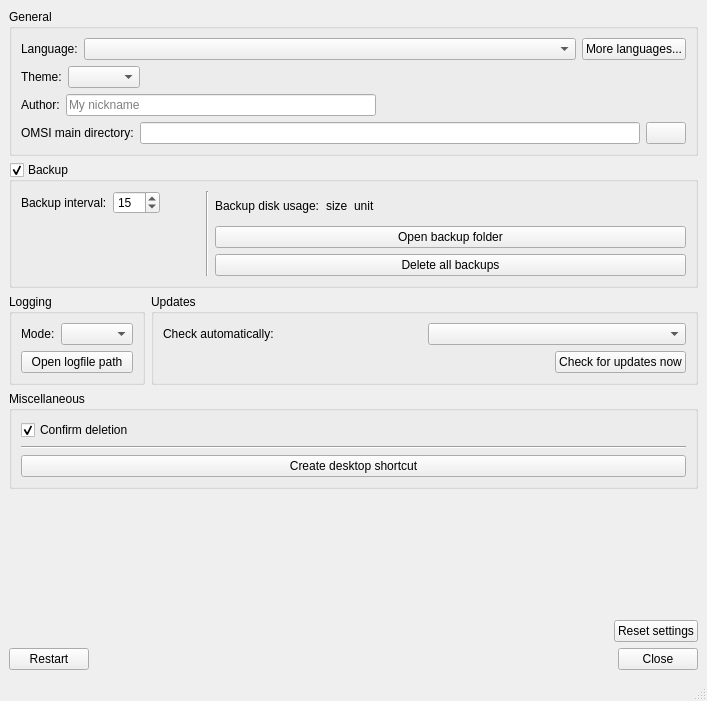
First picture: the form in wsettings.ui, repository pietr26/OMSI-Tools, before the edit.
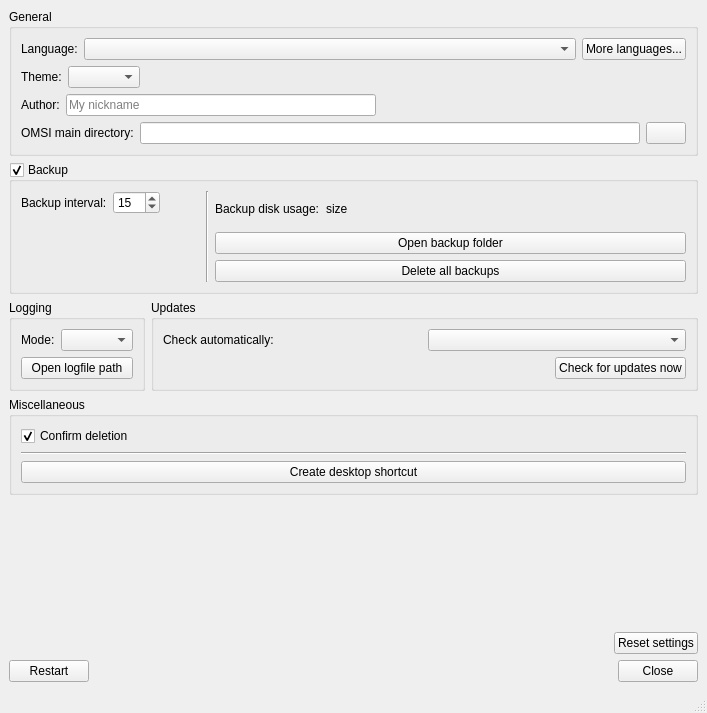
Second picture: the form after the edit. Icons and pictures are not drawn.

```diff
--- a/wsettings.ui
+++ b/wsettings.ui
@@ -10,7 +10,7 @@
     <x>0</x>
     <y>0</y>
     <width>707</width>
-    <height>701</height>
+    <height>713</height>
    </rect>
   </property>
   <property name="windowTitle">
@@ -296,13 +296,6 @@
              </property>
             </widget>
            </item>
-           <item>
-            <widget class="QLabel" name="lblDiskUsageUnit">
-             <property name="text">
-              <string notr="true">unit</string>
-             </property>
-            </widget>
-           </item>
            <item>
             <spacer name="horizontalSpacer_5">
              <property name="orientation">
```
